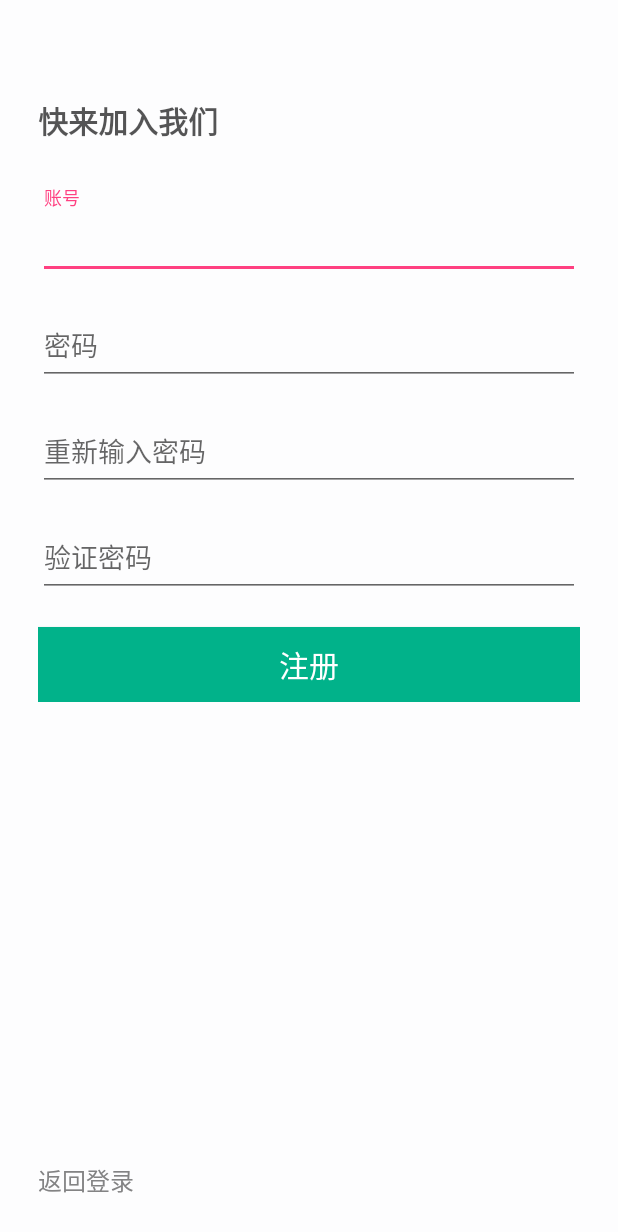
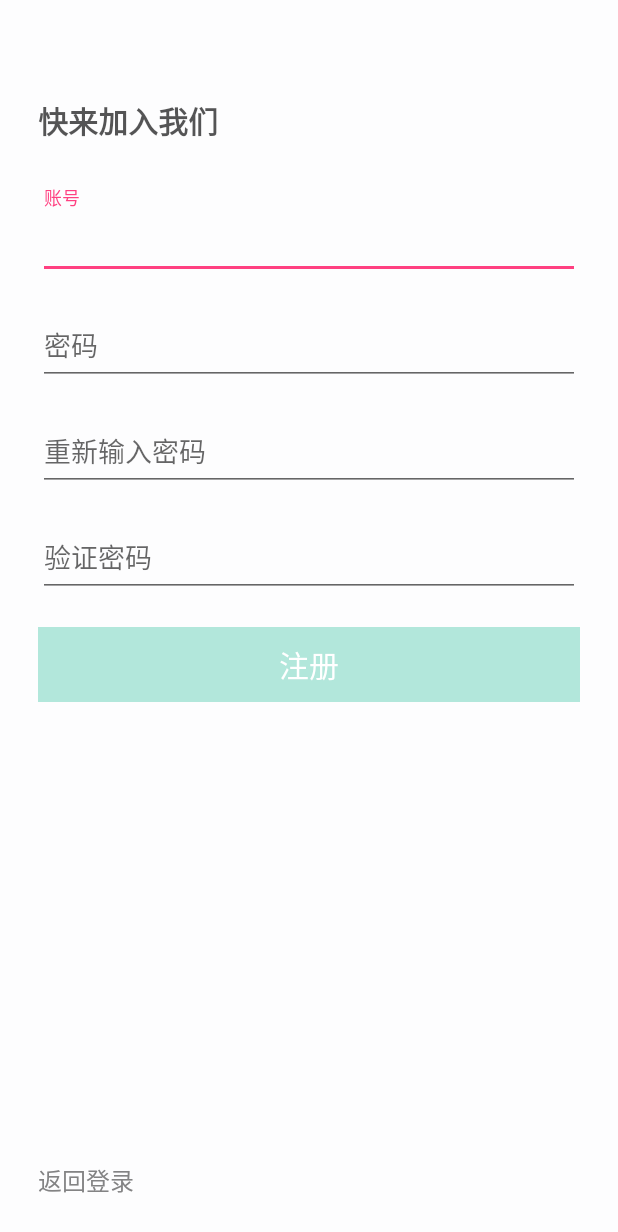
Before and after one commit to UnreliableLaoXiao/PartTimeAPP, an Android app: the RegisterActivity screen opened directly, with no data from a screen before it, on a phone screen of 412 x 824 dp. Shown: the top 1232 px of the screen. Run offline under Robolectric (Android 15) with nearby library versions, the phone set to English and light mode, and no system bars; our stand-ins replace data binding.

Commit message:
修改部分注册模块bug和完善功能

```diff
--- a/app/src/main/java/com/schoolpartime/schoolpartime/activity/RegisterActivity.java
+++ b/app/src/main/java/com/schoolpartime/schoolpartime/activity/RegisterActivity.java
@@ -7,6 +7,7 @@ import com.schoolpartime.schoolpartime.R;
 import com.schoolpartime.schoolpartime.SuperActivity;
 import com.schoolpartime.schoolpartime.databinding.ActivityRegisterBinding;
 import com.schoolpartime.schoolpartime.listener.IntentOnClickListener;
+import com.schoolpartime.schoolpartime.presenter.Presenter;
 import com.schoolpartime.schoolpartime.presenter.RegisterPre;
 
 /**
@@ -17,7 +18,7 @@ import com.schoolpartime.schoolpartime.presenter.RegisterPre;
 public class RegisterActivity extends SuperActivity {
     private ActivityRegisterBinding binding;
 
-    RegisterPre pre = new RegisterPre();
+    Presenter pre = new RegisterPre();
 
     @Override
     protected void onCreate(Bundle savedInstanceState) {
--- a/app/src/main/java/com/schoolpartime/schoolpartime/filter/RequestHeaderFilter.java
+++ b/app/src/main/java/com/schoolpartime/schoolpartime/filter/RequestHeaderFilter.java
@@ -2,7 +2,7 @@ package com.schoolpartime.schoolpartime.filter;
 
 import android.util.Log;
 
-import com.schoolpartime.schoolpartime.util.Base64;
+import com.schoolpartime.security.base64.Base64;
 import com.schoolpartime.security.aes.AESUtil;
 import com.schoolpartime.security.md5.Md5Util;
 import com.schoolpartime.security.rsa.RSAUtil;
--- a/app/src/main/java/com/schoolpartime/schoolpartime/filter/ResponseBodyFilter.java
+++ b/app/src/main/java/com/schoolpartime/schoolpartime/filter/ResponseBodyFilter.java
@@ -3,7 +3,7 @@ package com.schoolpartime.schoolpartime.filter;
 import com.google.gson.Gson;
 import com.schoolpartime.schoolpartime.entity.baseModel.ResultModel;
 import com.schoolpartime.schoolpartime.net.xcode.ResponseParam;
-import com.schoolpartime.schoolpartime.util.Base64;
+import com.schoolpartime.security.base64.Base64;
 import com.schoolpartime.security.aes.AESUtil;
 import com.schoolpartime.security.md5.Md5Util;
 
--- a/app/src/main/java/com/schoolpartime/schoolpartime/net/interfacz/CheckIsExistServer.java
+++ b/app/src/main/java/com/schoolpartime/schoolpartime/net/interfacz/CheckIsExistServer.java
@@ -5,17 +5,21 @@ import com.schoolpartime.schoolpartime.entity.baseModel.ResultModel;
 
 import java.util.Map;
 
+import retrofit2.http.Field;
 import retrofit2.http.FieldMap;
 import retrofit2.http.FormUrlEncoded;
+import retrofit2.http.Header;
 import retrofit2.http.POST;
 import rx.Observable;
 
 public interface CheckIsExistServer {
 
-
     @FormUrlEncoded
     @POST("/checkusernameisexist")
-    Observable<ResultModel<User>> registerUser(@FieldMap Map<String, String> map);
+    Observable<ResultModel<User>> registerUser(@Field(value = "data") String model,
+                                               @Header(value = "Authentication") String signature,
+                                               @Header(value = "SecurityKey") String aesKey,
+                                               @Header(value = "TimesTamp") String token);
 
 
 
--- a/app/src/main/java/com/schoolpartime/schoolpartime/weight/ClearEditText.java
+++ b/app/src/main/java/com/schoolpartime/schoolpartime/weiget/clearEditText/ClearEditText.java
@@ -1,4 +1,4 @@
-package com.schoolpartime.schoolpartime.weight;
+package com.schoolpartime.schoolpartime.weiget.clearEditText;
 
 import android.animation.ValueAnimator;
 import android.content.Context;
--- a/app/src/main/java/com/schoolpartime/schoolpartime/weight/ClearEditText2.java
+++ b/app/src/main/java/com/schoolpartime/schoolpartime/weiget/clearEditText/ClearEditText2.java
@@ -1,4 +1,4 @@
-package com.schoolpartime.schoolpartime.weight;
+package com.schoolpartime.schoolpartime.weiget.clearEditText;
 
 import android.content.Context;
 import android.content.res.TypedArray;
--- a/app/src/main/java/com/schoolpartime/schoolpartime/weight/data/Views.java
+++ b/app/src/main/java/com/schoolpartime/schoolpartime/weiget/data/Views.java
@@ -1,7 +1,6 @@
-package com.schoolpartime.schoolpartime.weight.data;
+package com.schoolpartime.schoolpartime.weiget.data;
 
 import android.app.Activity;
-import android.graphics.drawable.Drawable;
 import android.view.LayoutInflater;
 import android.view.View;
 import android.widget.Button;
--- a/app/src/main/res/layout/activity_register.xml
+++ b/app/src/main/res/layout/activity_register.xml
@@ -36,7 +36,7 @@
                 android:id="@+id/til_username"
                 android:layout_height="wrap_content">
 
-                <com.schoolpartime.schoolpartime.weight.ClearEditText
+                <com.schoolpartime.schoolpartime.weiget.clearEditText.ClearEditText
                     android:layout_width="match_parent"
                     android:hint="@string/username"
                     android:inputType="text"
@@ -52,7 +52,7 @@
                 android:id="@+id/til_psw"
                 android:layout_height="wrap_content">
 
-                <com.schoolpartime.schoolpartime.weight.ClearEditText
+                <com.schoolpartime.schoolpartime.weiget.clearEditText.ClearEditText
                     android:layout_width="match_parent"
                     android:hint="@string/psw"
                     android:maxLength="10"
@@ -68,7 +68,7 @@
                 android:id="@+id/til_psw_confirm"
                 android:layout_height="wrap_content">
 
-                <com.schoolpartime.schoolpartime.weight.ClearEditText
+                <com.schoolpartime.schoolpartime.weiget.clearEditText.ClearEditText
                     android:layout_width="match_parent"
                     android:hint="@string/confirm_psw"
                     android:maxLength="10"
@@ -84,7 +84,7 @@
                 android:id="@+id/til_verify_psw"
                 android:layout_height="wrap_content">
 
-                <com.schoolpartime.schoolpartime.weight.ClearEditText
+                <com.schoolpartime.schoolpartime.weiget.clearEditText.ClearEditText
                     android:layout_width="match_parent"
                     android:hint="@string/psw_verify"
                     android:maxLength="4"
```
Also changed, not shown: app/src/main/java/com/schoolpartime/schoolpartime/presenter/RegisterPre.java (+19 -13 lines), app/src/main/res/drawable/spinner_drawable.xml (added, +13 -0 lines).
